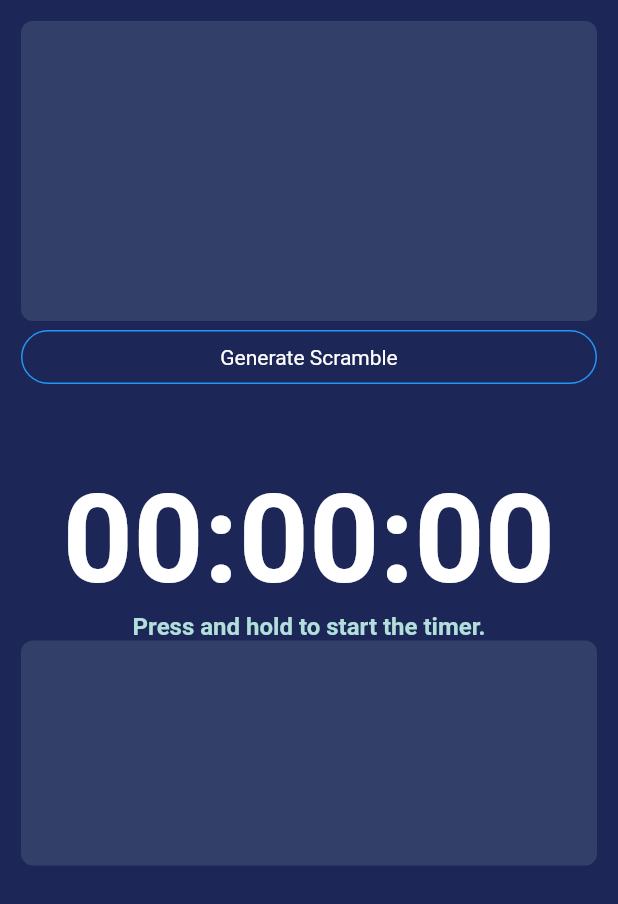
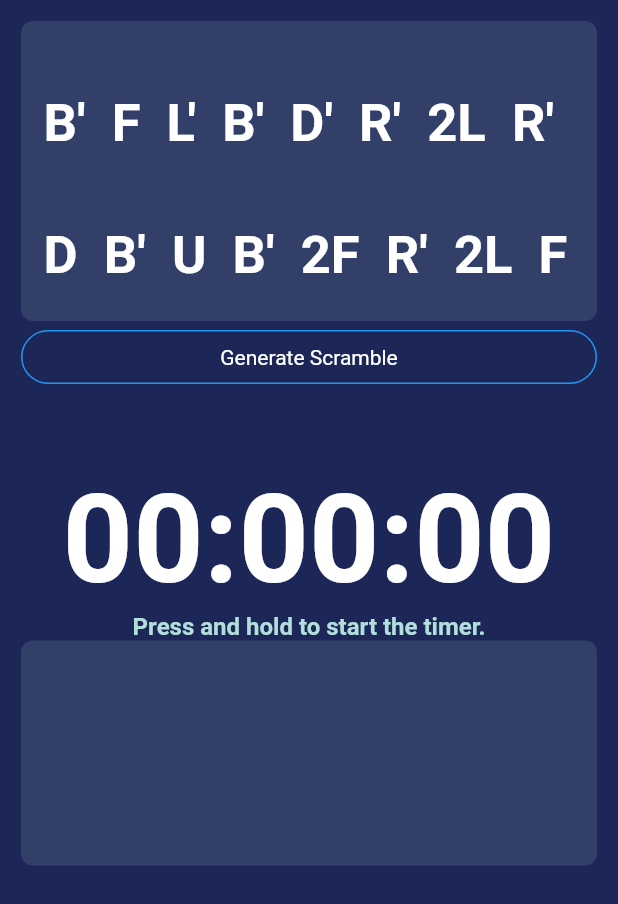
Before and after one commit to DieInhaltsangabe/AppProgrammingFlatter, a Flutter app: the screen it shows after launch, after a tap on "Generate Scramble", on a phone screen of 412 x 824 dp. Shown: the top 904 px of the screen. Run offline on Flutter 3.47's test engine with Material 2 defaults, Android fonts, the phone set to English and light mode, and no system bars.

Commit message:
Fixed color issue with background and timer starting. added scramble Method, which is generated on click.

```diff
--- a/cuberino/lib/main.dart
+++ b/cuberino/lib/main.dart
@@ -1,4 +1,5 @@
 import 'dart:async';
+import 'dart:math';
 
 import 'package:flutter/material.dart';
 
@@ -31,12 +32,15 @@ class _HomeState extends State<Home> {
 
   Color background = Color(0xFF1C2757);
   Color secondBackground = Color(0xFF323F68);
+  String timerInstruction = "Press and hold to start the timer.";
 
   int seconds = 0, minutes = 0, milliseconds = 0;
   String digitSeconds = "00", digitMinutes = "00", digitMilliseconds = "00";
   Timer? timer;
   bool started = false;
   List laps = [];
+
+  String currentScramble = "";
 
 
   // stop timer func
@@ -65,6 +69,12 @@ class _HomeState extends State<Home> {
 
   void start() {
     started = true;
+    digitSeconds = "00";
+    digitMinutes = "00";
+    digitMilliseconds = "00";
+    seconds = 0;
+    minutes = 0;
+    milliseconds = 0;
     timer = Timer.periodic(Duration(milliseconds: 10), (timer) {
       int localMilliseconds = milliseconds + 1;
       int localSeconds = seconds;
@@ -92,6 +102,89 @@ class _HomeState extends State<Home> {
     });
   }
 
+  void getScramble(){
+    const moves = ["L", "R", "F", "D", "B", "U"];
+    Map<String, String> inverts = {
+      "L" : "L'",
+      "R" : "R'",
+      "F" : "F'",
+      "D" : "D'",
+      "B" : "B'",
+      "U" : "U'",
+      "2L" : "2L",
+      "2R" : "2R",
+      "2B" : "2B",
+      "2D" : "2D",
+      "2F" : "2F",
+      "2U" : "2U",
+      "R'" : "R",
+      "L'" : "L",
+      "U'" : "U",
+      "B'" : "B",
+      "F'" : "F",
+      "D'" : "D",
+    };
+    var random = Random();
+    var scramble = [];
+    var len = scramble.length;
+    // Single, Double, Revert
+    while (scramble.length < 20) {
+      var move = random.nextInt(moves.length);
+      var type = random.nextInt(3);
+      switch(type){
+        case 0: //single thingie
+          if (scramble.isEmpty){
+            scramble.add(moves[move]);
+          }
+          else if ( scramble[scramble.length-1] == moves[move]){
+            scramble[scramble.length-1] = "2${moves[move]}";
+          }
+          else if ( scramble[scramble.length-1] == inverts[moves[move]]){
+            break;
+          }
+          else if(scramble[scramble.length-1] == "2${moves[move]}"){
+            break;
+          }
+          else {
+            scramble.add(moves[move]);
+          }
+          break;
+        case 1: //double move
+          if (scramble.isEmpty){
+            scramble.add("2${moves[move]}");
+          }
+          else if ((scramble[scramble.length-1] == ("2${moves[move]}"))|| (scramble[scramble.length-1] == inverts["2${moves[move]}"])){
+            break;
+          }
+          else if(scramble[scramble.length-1] == moves[move] || scramble[scramble.length-1] == inverts[move]){
+            break;
+          }
+          else {
+            scramble.add("2${moves[move]}");
+          }
+          break;
+        case 2: //invers
+          if (scramble.isEmpty){
+            scramble.add("${moves[move]}'");
+          }
+          else if(scramble[scramble.length-1] == "${moves[move]}'"){
+            scramble[scramble.length-1] = "2${moves[move]}";
+          }
+          else if(scramble[scramble.length-1] == moves[move] || scramble[scramble.length-1] == "2${moves[move]}"){
+            break;
+          }
+          else {
+            scramble.add("${moves[move]}'");
+          }
+          break;
+        default:break;
+      }
+    }
+    setState(() {
+      currentScramble = scramble.join("  ");
+    });
+  }
+
   @override
   Widget build(BuildContext context) {
     return Scaffold(
@@ -102,26 +195,55 @@ class _HomeState extends State<Home> {
           child: Column(
             crossAxisAlignment: CrossAxisAlignment.center,
             children: [
-                Container(
+              Visibility(
+                  maintainAnimation: true,
+                  maintainState: true,
+                  maintainSize: true,
+                  visible: !started,
+                  child: Container(
                     height: 200.0,
+                    width: double.infinity,
                     padding: EdgeInsetsDirectional.zero,
                     decoration: BoxDecoration(
                       color: secondBackground,
                       borderRadius: BorderRadius.circular(8.0),
                     ),
+                    child: Expanded(
+                      child: Padding(
+                        padding: EdgeInsets.only(top: 11, left: 15),
+                        child: Text(
+                          currentScramble,
+                          style: const TextStyle(
+                            fontSize: 35,
+                            color: Colors.white,
+                            fontWeight: FontWeight.bold,
+                            height: 2.5,
                           ),
-                Row(
+                        ),
+                      ),
+                    ),
+                  ),
+              ),
+                Visibility(
+                  maintainAnimation: true,
+                  maintainState: true,
+                  maintainSize: true,
+                  visible: !started,
+                  child:  Row(
                       mainAxisAlignment: MainAxisAlignment.spaceBetween,
                       children: [
                         Expanded(
                           child: RawMaterialButton(
-                            onPressed: () {},
+                              onPressed: () {
+                                getScramble();
+                              },
                               shape: StadiumBorder(side: BorderSide(color: Colors.blue),
                               ),
                               child: Text("Generate Scramble", style: TextStyle(color: Colors.white),)
                           ),
                         ),
                       ]
+                  ),
                 ),
               SizedBox(
                 height: 50.0,
@@ -137,7 +259,7 @@ class _HomeState extends State<Home> {
                 ),
               ),
               Text(
-                  "Press and hold to start the timer.",
+                timerInstruction,
                   style: TextStyle(
                     color: Colors.teal.shade100,
                     fontWeight: FontWeight.w600,
@@ -147,20 +269,30 @@ class _HomeState extends State<Home> {
               Listener(
                 onPointerDown: (event) {
                   if(background == Color(0xFF1C2757)){
-                    Timer.periodic(Duration(milliseconds: 750), (timer) {
+                    Timer.periodic(Duration(milliseconds: 1500), (timer) {
+                      setState(() {
+                        if(!started) {
                           background = Colors.green;
                           secondBackground = Colors.lightGreen;
+                          timerInstruction = "Let go to start the timer. \nPress again to stop the timer.";
+
+                        }
+                        timer.cancel();
+                      });
+
                     });
                   }
                   else{
                     stop();
                     background = Color(0xFF1C2757);
                     secondBackground = Color(0xFF323F68);
+                    timerInstruction = "Press and hold to start the timer.";
                   }
                 },
                 onPointerUp: (event) {
                   if(background ==  Colors.green){
                     start();
+
                   }
                 },
                 child: Container(
```
Lines whose indentation alone changed are shown as unchanged.
